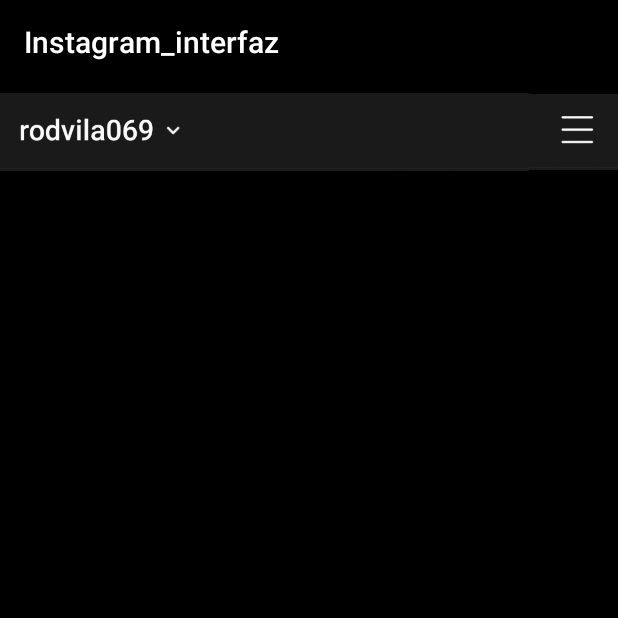
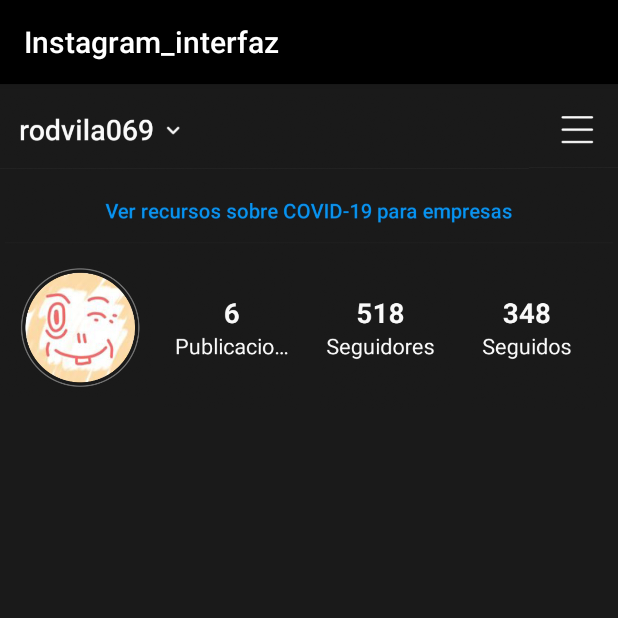
Before and after one commit to Manu200162/Instagram_interfaz, an Android app: the screen it shows after launch (MainActivity), on a phone screen of 412 x 824 dp, the top half of it. Run offline under Robolectric (Android 15) with nearby library versions, the phone set to English and light mode, and no system bars.

Commit message:
announcemant & profile

```diff
--- a/app/src/main/res/layout/activity_main.xml
+++ b/app/src/main/res/layout/activity_main.xml
@@ -4,7 +4,7 @@
     xmlns:tools="http://schemas.android.com/tools"
     android:layout_width="match_parent"
     android:layout_height="match_parent"
-    android:background="#000000"
+    android:background="#1a1a1a"
     tools:context=".MainActivity">
     <LinearLayout
     android:id="@+id/toolBar"
@@ -25,6 +25,44 @@
         android:layout_weight="15"
         app:srcCompat="@drawable/Head1" />
 </LinearLayout>
+    <ImageView
+        android:id="@+id/announcement"
+        android:layout_below="@id/toolBar"
+        android:layout_width="match_parent"
+        android:layout_height="44dp"
+        app:srcCompat="@drawable/Announcement" />
+    <LinearLayout
+        android:id="@+id/profile"
+        android:layout_width="wrap_content"
+        android:layout_height="110dp"
+        android:layout_below="@id/announcement"
+        android:orientation="horizontal">
+
+        <ImageView
+            android:id="@+id/profile1"
+            android:layout_width="0dp"
+            android:layout_height="wrap_content"
+            android:layout_weight="25"
+            app:srcCompat="@drawable/Profile1" />
+        <ImageView
+            android:id="@+id/profile2"
+            android:layout_width="0dp"
+            android:layout_height="match_parent"
+            android:layout_weight="25"
+            app:srcCompat="@drawable/Profile2" />
+        <ImageView
+            android:id="@+id/profile3"
+            android:layout_width="0dp"
+            android:layout_height="match_parent"
+            android:layout_weight="25"
+            app:srcCompat="@drawable/Profile3" />
+        <ImageView
+            android:id="@+id/profile4"
+            android:layout_width="0dp"
+            android:layout_height="match_parent"
+            android:layout_weight="25"
+            app:srcCompat="@drawable/Profile4" />
+    </LinearLayout>
 
 
 
```
Lines whose indentation alone changed are shown as unchanged.
